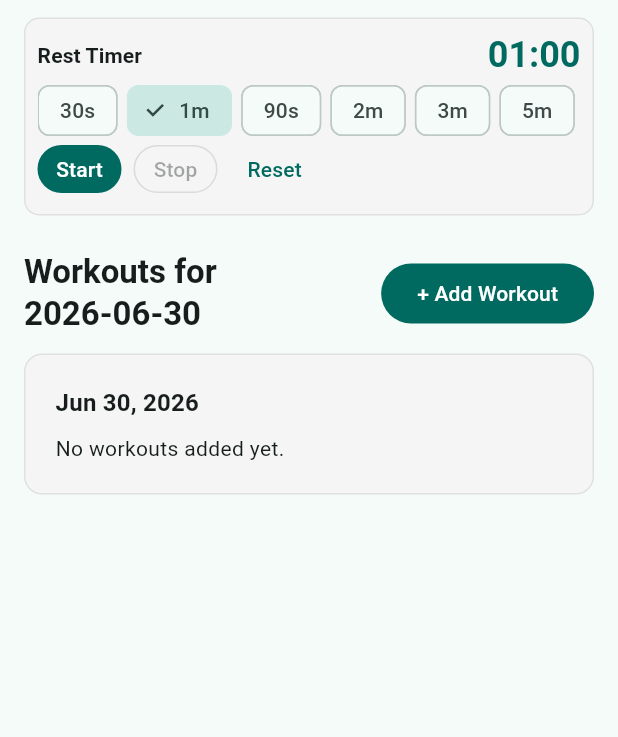
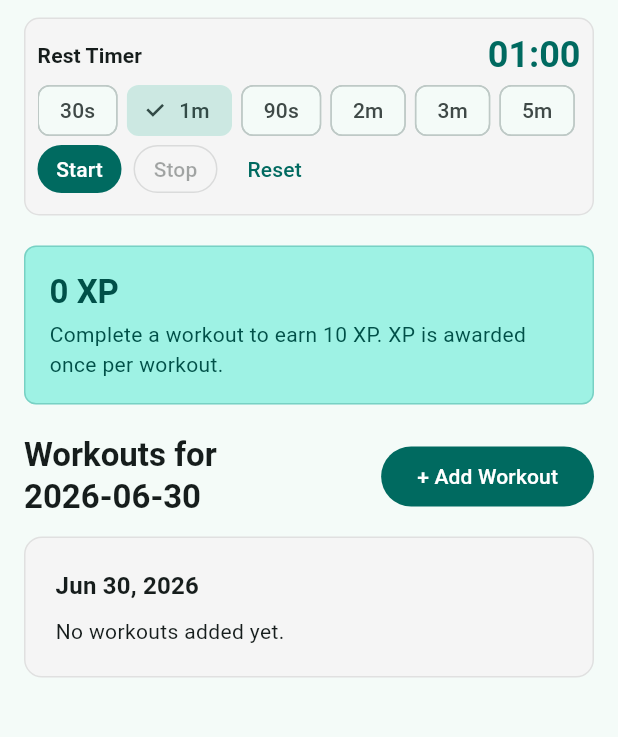
Before and after one commit to 4yearsproject2029/flowfit, a Flutter app: the HomeScreen screen opened directly, on a phone screen of 412 x 824 dp, the part 353-1090 px from its top. Run offline on Flutter 3.47's test engine with Material 3 defaults, Android fonts, the light colour scheme and no system bars; our stand-ins replace hive, hive_flutter; accounts and stored records are empty.

Commit message:
feat: RL - 0006 completed

```diff
--- a/lib/data/local/local_database.dart
+++ b/lib/data/local/local_database.dart
@@ -8,6 +8,9 @@ class LocalDatabase {
   static const String workoutLogBoxName = 'workoutLogBox';
   static const String weeklyGoalBoxName = 'weeklyGoalBox';
   static const String appSettingsBoxName = 'appSettingsBox';
+  static const String xpTotalBoxName = 'xpTotalBox';
+  static const String xpAwardBoxName = 'xpAwardBox';
+  static const String xpMessageBoxName = 'xpMessageBox';
 
   static Future<void> init({String? testPath}) async {
     if (testPath == null) {
@@ -28,5 +31,8 @@ class LocalDatabase {
     await Hive.openBox<WorkoutLog>(workoutLogBoxName);
     await Hive.openBox<int>(weeklyGoalBoxName);
     await Hive.openBox<bool>(appSettingsBoxName);
+    await Hive.openBox<int>(xpTotalBoxName);
+    await Hive.openBox<bool>(xpAwardBoxName);
+    await Hive.openBox<String>(xpMessageBoxName);
   }
 }
--- a/lib/data/services/storage_service.dart
+++ b/lib/data/services/storage_service.dart
@@ -6,8 +6,11 @@ import '../models/workout.dart';
 import '../models/workout_log.dart';
 
 class StorageService {
+  static const int workoutCompletionXp = 10;
   static const String _currentWeeklyGoalKey = 'currentWeeklyGoal';
   static const String _onboardingCompletedKey = 'onboardingCompleted';
+  static const String _currentXpTotalKey = 'currentXpTotal';
+  static const String _lastXpMessageKey = 'lastXpMessage';
 
   Box<Workout> get _workoutBox {
     return Hive.box<Workout>(LocalDatabase.workoutBoxName);
@@ -25,8 +28,24 @@ class StorageService {
     return Hive.box<bool>(LocalDatabase.appSettingsBoxName);
   }
 
+  Box<int> get _xpTotalBox {
+    return Hive.box<int>(LocalDatabase.xpTotalBoxName);
+  }
+
+  Box<bool> get _xpAwardBox {
+    return Hive.box<bool>(LocalDatabase.xpAwardBoxName);
+  }
+
+  Box<String> get _xpMessageBox {
+    return Hive.box<String>(LocalDatabase.xpMessageBoxName);
+  }
+
   ValueListenable<Box<WorkoutLog>> get workoutLogsListenable {
     return _workoutLogBox.listenable();
+  }
+
+  ValueListenable<Box<int>> get xpTotalListenable {
+    return _xpTotalBox.listenable(keys: [_currentXpTotalKey]);
   }
 
   Future<void> addWorkout(Workout workout) async {
@@ -57,11 +76,16 @@ class StorageService {
       return;
     }
 
+    final shouldAwardXp = !workoutLog.isCompleted;
     final updatedWorkoutLog = workoutLog.copyWith(
       isCompleted: !workoutLog.isCompleted,
     );
 
     await _workoutLogBox.put(workoutLogId, updatedWorkoutLog);
+
+    if (shouldAwardXp) {
+      await _awardWorkoutCompletionXp(workoutLog);
+    }
   }
 
   Future<void> deleteWorkoutLog(String workoutLogId) async {
@@ -92,6 +116,15 @@ class StorageService {
         _weeklyGoalBox.containsKey(_currentWeeklyGoalKey);
   }
 
+  int getXpTotal() {
+    return _xpTotalBox.get(_currentXpTotalKey) ?? 0;
+  }
+
+  String getXpExplanation() {
+    return _xpMessageBox.get(_lastXpMessageKey) ??
+        'Complete a workout to earn $workoutCompletionXp XP. XP is awarded once per workout.';
+  }
+
   Future<void> saveWeeklyGoal(int workoutsPerWeek) async {
     if (workoutsPerWeek < 1 || workoutsPerWeek > 5) {
       throw ArgumentError.value(
@@ -103,4 +136,29 @@ class StorageService {
     await _weeklyGoalBox.put(_currentWeeklyGoalKey, workoutsPerWeek);
     await _appSettingsBox.put(_onboardingCompletedKey, true);
   }
+
+  Future<void> _awardWorkoutCompletionXp(WorkoutLog workoutLog) async {
+    final awardKey = _xpAwardKey(workoutLog);
+    final hasAwardedXp = _xpAwardBox.get(awardKey) ?? false;
+
+    if (hasAwardedXp) {
+      return;
+    }
+
+    final updatedXpTotal = getXpTotal() + workoutCompletionXp;
+
+    await _xpAwardBox.put(awardKey, true);
+    await _xpMessageBox.put(
+      _lastXpMessageKey,
+      'Earned +$workoutCompletionXp XP for completing ${workoutLog.workoutName}.',
+    );
+    await _xpTotalBox.put(_currentXpTotalKey, updatedXpTotal);
+  }
+
+  String _xpAwardKey(WorkoutLog workoutLog) {
+    final workoutName = workoutLog.workoutName.trim().toLowerCase();
+    final category = workoutLog.category.trim().toLowerCase();
+
+    return '${workoutLog.date}|$workoutName|$category';
+  }
 }
--- a/lib/features/home/screens/home_screen.dart
+++ b/lib/features/home/screens/home_screen.dart
@@ -63,6 +63,20 @@ class _HomeScreenState extends State<HomeScreen> {
             SliverPersistentHeader(
               pinned: true,
               delegate: _RestTimerHeaderDelegate(),
+            ),
+            SliverPadding(
+              padding: const EdgeInsets.fromLTRB(16, 16, 16, 0),
+              sliver: SliverToBoxAdapter(
+                child: ValueListenableBuilder<Box<int>>(
+                  valueListenable: storageService.xpTotalListenable,
+                  builder: (context, box, child) {
+                    return _XpSummarySection(
+                      xpTotal: storageService.getXpTotal(),
+                      explanation: storageService.getXpExplanation(),
+                    );
+                  },
+                ),
+              ),
             ),
             SliverPadding(
               padding: const EdgeInsets.fromLTRB(16, 20, 16, 0),
@@ -154,6 +168,48 @@ class _HomeScreenState extends State<HomeScreen> {
 
     final month = monthLabels[date.month - 1];
     return '$month ${date.day}, ${date.year}';
+  }
+}
+
+class _XpSummarySection extends StatelessWidget {
+  const _XpSummarySection({required this.xpTotal, required this.explanation});
+
+  final int xpTotal;
+  final String explanation;
+
+  @override
+  Widget build(BuildContext context) {
+    final colorScheme = Theme.of(context).colorScheme;
+
+    return Container(
+      width: double.infinity,
+      padding: const EdgeInsets.all(16),
+      decoration: BoxDecoration(
+        color: colorScheme.primaryContainer,
+        borderRadius: BorderRadius.circular(8),
+        border: Border.all(color: colorScheme.primary.withValues(alpha: 0.24)),
+      ),
+      child: Column(
+        crossAxisAlignment: CrossAxisAlignment.start,
+        mainAxisSize: MainAxisSize.min,
+        children: [
+          Text(
+            '$xpTotal XP',
+            style: Theme.of(context).textTheme.titleLarge?.copyWith(
+              color: colorScheme.onPrimaryContainer,
+              fontWeight: FontWeight.bold,
+            ),
+          ),
+          const SizedBox(height: 4),
+          Text(
+            explanation,
+            style: Theme.of(context).textTheme.bodyMedium?.copyWith(
+              color: colorScheme.onPrimaryContainer,
+            ),
+          ),
+        ],
+      ),
+    );
   }
 }
 
```
Also changed, not shown: 13 other files.
